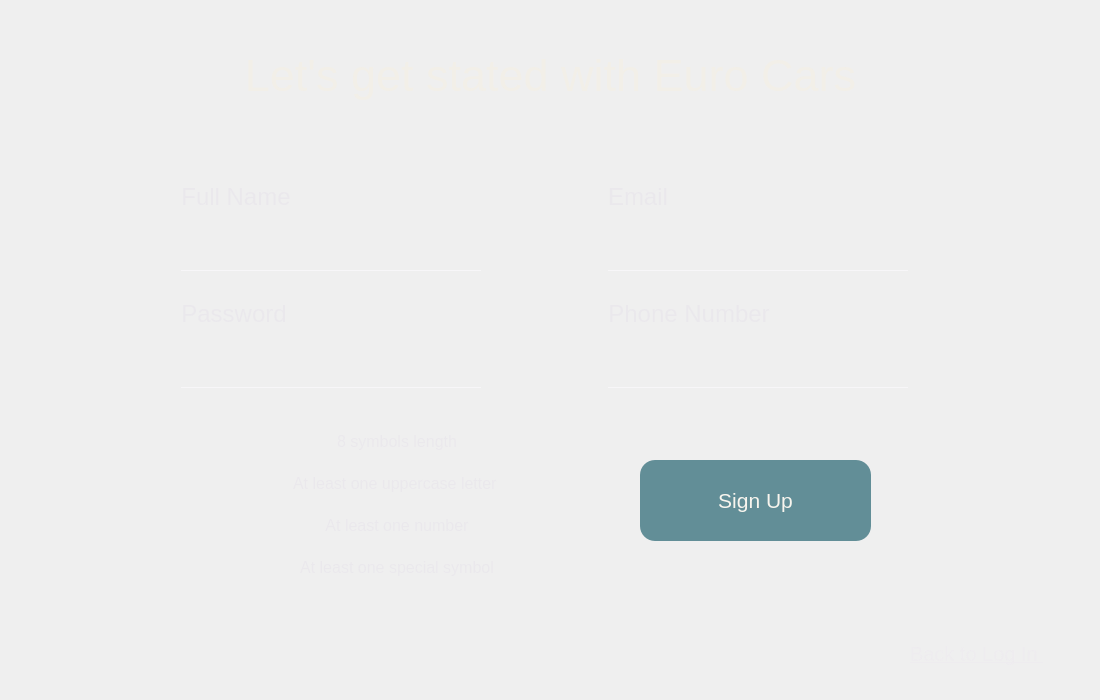
Before: the Qt Designer form sign_in.ui in anton-ovod/CarRentalSystem, drawn with Qt 5.
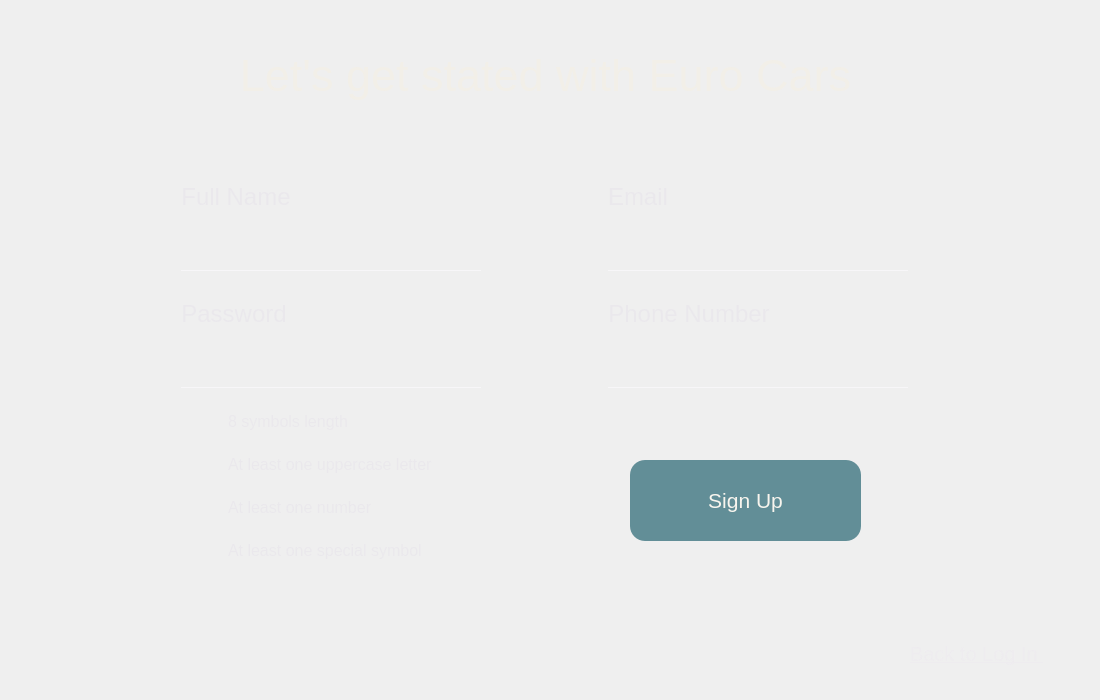
After: the same form once the commit is applied. Icons and pictures are not drawn. Custom widgets are drawn as their Qt base class.

The edit to the form file:
```diff
--- a/sign_in.ui
+++ b/sign_in.ui
@@ -25,9 +25,9 @@
   <widget class="QWidget" name="Title" native="true">
    <property name="geometry">
     <rect>
-     <x>160</x>
+     <x>-10</x>
      <y>20</y>
-     <width>781</width>
+     <width>1111</width>
      <height>111</height>
     </rect>
    </property>
@@ -63,7 +63,7 @@
   <widget class="QWidget" name="SignUp" native="true">
    <property name="geometry">
     <rect>
-     <x>640</x>
+     <x>630</x>
      <y>460</y>
      <width>231</width>
      <height>81</height>
@@ -206,7 +206,7 @@
 list-style: none;
 border-bottom:1px solid rgba(249, 247, 250, 204);
 border-radius: 20px;
-color: rgba(222, 220, 223, 240);
+color: white;
 }</string>
    </property>
    <layout class="QGridLayout" name="gridLayout_4">
@@ -485,9 +485,9 @@
   <widget class="QWidget" name="Password" native="true">
    <property name="geometry">
     <rect>
-     <x>170</x>
-     <y>420</y>
-     <width>331</width>
+     <x>190</x>
+     <y>400</y>
+     <width>321</width>
      <height>171</height>
     </rect>
    </property>
@@ -501,22 +501,7 @@
 }</string>
    </property>
    <layout class="QGridLayout" name="gridLayout_5">
-    <item row="2" column="2">
-     <widget class="QLabel" name="NumberPassword">
-      <property name="font">
-       <font>
-        <pointsize>12</pointsize>
-       </font>
-      </property>
-      <property name="text">
-       <string>At least one number</string>
-      </property>
-      <property name="alignment">
-       <set>Qt::AlignCenter</set>
-      </property>
-     </widget>
-    </item>
-    <item row="3" column="2">
+    <item row="3" column="1">
      <widget class="QLabel" name="SpecSymbolPass">
       <property name="font">
        <font>
@@ -527,22 +512,32 @@
        <string>At least one special symbol</string>
       </property>
       <property name="alignment">
-       <set>Qt::AlignCenter</set>
+       <set>Qt::AlignLeading|Qt::AlignLeft|Qt::AlignVCenter</set>
       </property>
      </widget>
     </item>
-    <item row="1" column="2">
-     <widget class="QLabel" name="UppercaseLetter">
-      <property name="font">
-       <font>
-        <pointsize>12</pointsize>
-       </font>
+    <item row="1" column="0">
+     <widget class="QLabel" name="UpperCaseCheck">
+      <property name="sizePolicy">
+       <sizepolicy hsizetype="Fixed" vsizetype="Fixed">
+        <horstretch>0</horstretch>
+        <verstretch>0</verstretch>
+       </sizepolicy>
+      </property>
+      <property name="maximumSize">
+       <size>
+        <width>32</width>
+        <height>32</height>
+       </size>
       </property>
       <property name="text">
-       <string>At least one uppercase letter </string>
+       <string/>
       </property>
-      <property name="alignment">
-       <set>Qt::AlignCenter</set>
+      <property name="pixmap">
+       <pixmap resource="res.qrc">:/images/images/cross.png</pixmap>
+      </property>
+      <property name="scaledContents">
+       <bool>true</bool>
       </property>
      </widget>
     </item>
@@ -556,33 +551,8 @@
       </property>
       <property name="maximumSize">
        <size>
-        <width>30</width>
-        <height>30</height>
-       </size>
-      </property>
-      <property name="text">
-       <string/>
-      </property>
-      <property name="pixmap">
-       <pixmap resource="res.qrc">:/images/images/cross.png</pixmap>
-      </property>
-      <property name="scaledContents">
-       <bool>true</bool>
-      </property>
-     </widget>
-    </item>
-    <item row="3" column="0">
-     <widget class="QLabel" name="SpecSymbCheck">
-      <property name="sizePolicy">
-       <sizepolicy hsizetype="Fixed" vsizetype="Fixed">
-        <horstretch>0</horstretch>
-        <verstretch>0</verstretch>
-       </sizepolicy>
-      </property>
-      <property name="maximumSize">
-       <size>
-        <width>30</width>
-        <height>30</height>
+        <width>32</width>
+        <height>32</height>
        </size>
       </property>
       <property name="text">
@@ -606,8 +576,8 @@
       </property>
       <property name="maximumSize">
        <size>
-        <width>30</width>
-        <height>30</height>
+        <width>32</width>
+        <height>32</height>
        </size>
       </property>
       <property name="text">
@@ -621,8 +591,8 @@
       </property>
      </widget>
     </item>
-    <item row="1" column="0">
-     <widget class="QLabel" name="UpperCaseCheck">
+    <item row="3" column="0">
+     <widget class="QLabel" name="SpecSymbCheck">
       <property name="sizePolicy">
        <sizepolicy hsizetype="Fixed" vsizetype="Fixed">
         <horstretch>0</horstretch>
@@ -631,8 +601,8 @@
       </property>
       <property name="maximumSize">
        <size>
-        <width>30</width>
-        <height>30</height>
+        <width>32</width>
+        <height>32</height>
        </size>
       </property>
       <property name="text">
@@ -646,7 +616,37 @@
       </property>
      </widget>
     </item>
-    <item row="0" column="2">
+    <item row="1" column="1">
+     <widget class="QLabel" name="UppercaseLetter">
+      <property name="font">
+       <font>
+        <pointsize>12</pointsize>
+       </font>
+      </property>
+      <property name="text">
+       <string>At least one uppercase letter </string>
+      </property>
+      <property name="alignment">
+       <set>Qt::AlignLeading|Qt::AlignLeft|Qt::AlignVCenter</set>
+      </property>
+     </widget>
+    </item>
+    <item row="2" column="1">
+     <widget class="QLabel" name="NumberPassword">
+      <property name="font">
+       <font>
+        <pointsize>12</pointsize>
+       </font>
+      </property>
+      <property name="text">
+       <string>At least one number</string>
+      </property>
+      <property name="alignment">
+       <set>Qt::AlignLeading|Qt::AlignLeft|Qt::AlignVCenter</set>
+      </property>
+     </widget>
+    </item>
+    <item row="0" column="1">
      <widget class="QLabel" name="PasswordLength">
       <property name="font">
        <font>
@@ -657,23 +657,10 @@
        <string>8 symbols length</string>
       </property>
       <property name="alignment">
-       <set>Qt::AlignCenter</set>
+       <set>Qt::AlignLeading|Qt::AlignLeft|Qt::AlignVCenter</set>
       </property>
      </widget>
     </item>
-    <item row="1" column="1">
-     <spacer name="horizontalSpacer">
-      <property name="orientation">
-       <enum>Qt::Horizontal</enum>
-      </property>
-      <property name="sizeHint" stdset="0">
-       <size>
-        <width>40</width>
-        <height>20</height>
-       </size>
-      </property>
-     </spacer>
-    </item>
    </layout>
   </widget>
  </widget>
```
